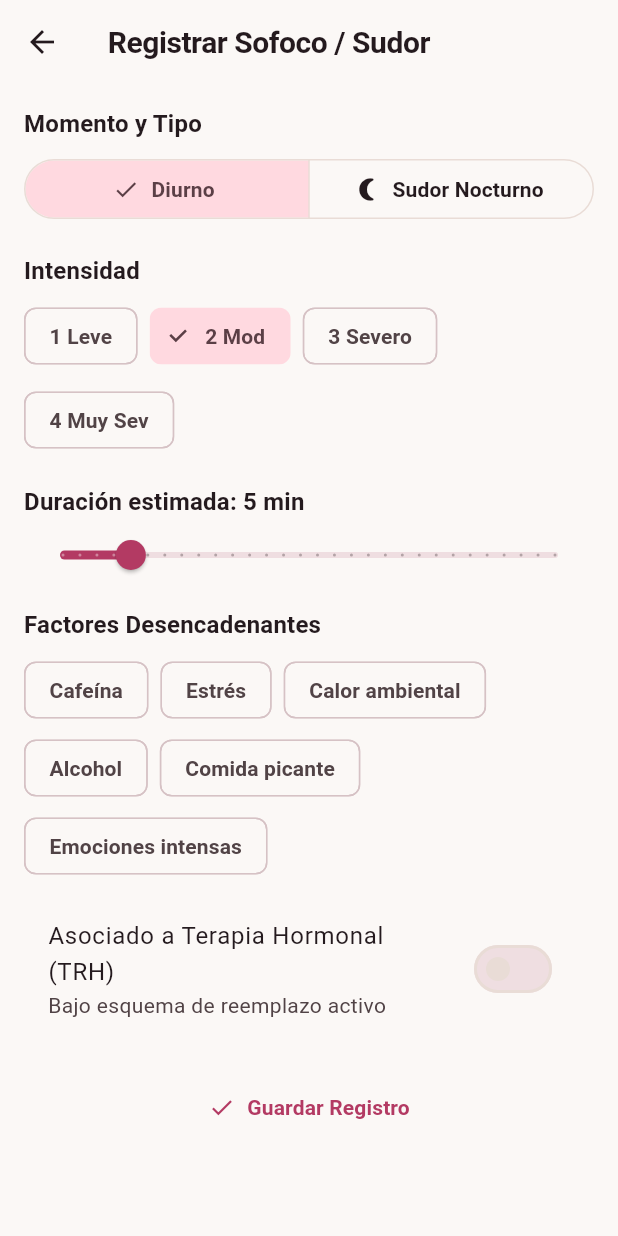
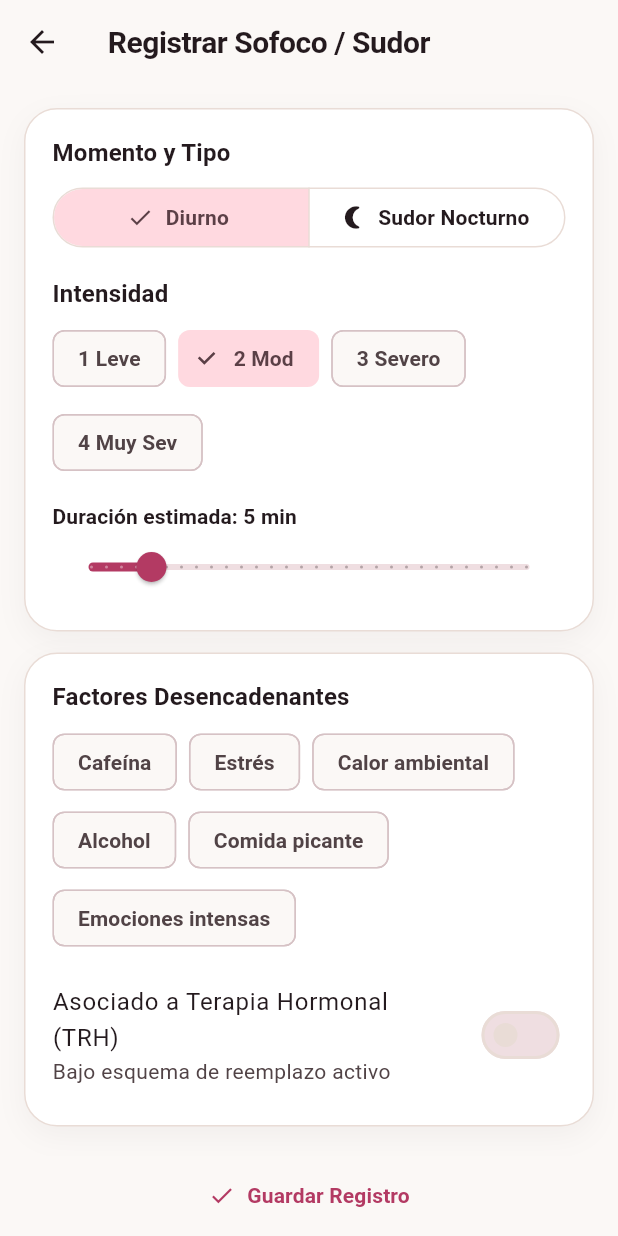
Before and after one commit to eduardoevz/Cora, a Flutter app: the PerimenopauseHubPage screen opened directly, after a tap on "Registrar", on a phone screen of 412 x 824 dp. Run offline on Flutter 3.47's test engine with Material 3 defaults, Android fonts, the phone set to English and light mode, and no system bars; our stand-ins replace dio, drift, firebase_auth, firebase_core, flutter_riverpod; accounts and stored records are empty; generated files the repository leaves out were written again.

Commit message:
feat(mobile-ui): upgrade Perimenopause and Senior Vitality WCAG AAA screens to Cora v2 editorial design

```diff
--- a/mobile/lib/features/menopause/presentation/pages/hot_flash_tracker_page.dart
+++ b/mobile/lib/features/menopause/presentation/pages/hot_flash_tracker_page.dart
@@ -1,5 +1,6 @@
 import 'package:flutter/material.dart';
 import 'package:flutter_riverpod/flutter_riverpod.dart';
+import 'package:mobile/core/theme/cora_design_components.dart';
 import 'package:mobile/features/menopause/domain/models/hot_flash_episode.dart';
 import 'package:mobile/features/menopause/presentation/providers/menopause_providers.dart';
 import 'package:mobile/features/onboarding/presentation/providers/identity_providers.dart';
@@ -80,11 +81,11 @@ class _HotFlashTrackerPageState extends ConsumerState<HotFlashTrackerPage> {
         child: Column(
           crossAxisAlignment: CrossAxisAlignment.stretch,
           children: [
-            Text(
-              'Momento y Tipo',
-              style: theme.textTheme.titleMedium
-                  ?.copyWith(fontWeight: FontWeight.bold),
-            ),
+            CoraSurfaceCard(
+              child: Column(
+                crossAxisAlignment: CrossAxisAlignment.stretch,
+                children: [
+                  const CoraSectionLabel(title: 'Momento y Tipo'),
                   const SizedBox(height: 8),
                   SegmentedButton<HotFlashType>(
                     segments: const [
@@ -105,11 +106,13 @@ class _HotFlashTrackerPageState extends ConsumerState<HotFlashTrackerPage> {
                     },
                   ),
                   if (_flashType == HotFlashType.nightSweats) ...[
-              const SizedBox(height: 12),
+                    const SizedBox(height: 14),
                     Text(
                       'Interrupción del sueño: $_sleepDisruption / 3',
-                style: theme.textTheme.titleMedium
-                    ?.copyWith(fontWeight: FontWeight.bold),
+                      style: theme.textTheme.titleSmall?.copyWith(
+                        fontWeight: FontWeight.w700,
+                        fontFeatures: const [FontFeature.tabularFigures()],
+                      ),
                     ),
                     Slider(
                       value: _sleepDisruption.toDouble(),
@@ -121,12 +124,8 @@ class _HotFlashTrackerPageState extends ConsumerState<HotFlashTrackerPage> {
                           setState(() => _sleepDisruption = val.round()),
                     ),
                   ],
-            const SizedBox(height: 20),
-            Text(
-              'Intensidad',
-              style: theme.textTheme.titleMedium
-                  ?.copyWith(fontWeight: FontWeight.bold),
-            ),
+                  const SizedBox(height: 16),
+                  const CoraSectionLabel(title: 'Intensidad'),
                   const SizedBox(height: 8),
                   Wrap(
                     spacing: 8,
@@ -147,11 +146,13 @@ class _HotFlashTrackerPageState extends ConsumerState<HotFlashTrackerPage> {
                       );
                     }).toList(),
                   ),
-            const SizedBox(height: 20),
+                  const SizedBox(height: 16),
                   Text(
                     'Duración estimada: $_durationMinutes min',
-              style: theme.textTheme.titleMedium
-                  ?.copyWith(fontWeight: FontWeight.bold),
+                    style: theme.textTheme.titleSmall?.copyWith(
+                      fontWeight: FontWeight.w700,
+                      fontFeatures: const [FontFeature.tabularFigures()],
+                    ),
                   ),
                   Slider(
                     value: _durationMinutes.toDouble(),
@@ -162,12 +163,15 @@ class _HotFlashTrackerPageState extends ConsumerState<HotFlashTrackerPage> {
                     onChanged: (val) =>
                         setState(() => _durationMinutes = val.round()),
                   ),
-            const SizedBox(height: 12),
-            Text(
-              'Factores Desencadenantes',
-              style: theme.textTheme.titleMedium
-                  ?.copyWith(fontWeight: FontWeight.bold),
+                ],
               ),
+            ),
+            const SizedBox(height: 14),
+            CoraSurfaceCard(
+              child: Column(
+                crossAxisAlignment: CrossAxisAlignment.stretch,
+                children: [
+                  const CoraSectionLabel(title: 'Factores Desencadenantes'),
                   const SizedBox(height: 8),
                   Wrap(
                     spacing: 8,
@@ -189,14 +193,22 @@ class _HotFlashTrackerPageState extends ConsumerState<HotFlashTrackerPage> {
                       );
                     }).toList(),
                   ),
-            const SizedBox(height: 16),
-            SwitchListTile(
+                  const SizedBox(height: 12),
+                  Material(
+                    color: Colors.transparent,
+                    child: SwitchListTile(
+                      contentPadding: EdgeInsets.zero,
                       title: const Text('Asociado a Terapia Hormonal (TRH)'),
                       subtitle: const Text('Bajo esquema de reemplazo activo'),
                       value: _associatedWithHrt,
-              onChanged: (val) => setState(() => _associatedWithHrt = val),
+                      onChanged: (val) =>
+                          setState(() => _associatedWithHrt = val),
                     ),
-            const SizedBox(height: 24),
+                  ),
+                ],
+              ),
+            ),
+            const SizedBox(height: 20),
             ElevatedButton.icon(
               key: const Key('save_hot_flash_button'),
               style: ElevatedButton.styleFrom(
--- a/mobile/lib/features/menopause/presentation/pages/perimenopause_hub_page.dart
+++ b/mobile/lib/features/menopause/presentation/pages/perimenopause_hub_page.dart
@@ -1,5 +1,7 @@
 import 'package:flutter/material.dart';
 import 'package:flutter_riverpod/flutter_riverpod.dart';
+import 'package:mobile/core/theme/cora_design_components.dart';
+import 'package:mobile/core/theme/cora_theme.dart';
 import 'package:mobile/features/menopause/domain/models/hot_flash_episode.dart';
 import 'package:mobile/features/menopause/domain/services/menopause_offline_evaluator.dart';
 import 'package:mobile/features/menopause/presentation/pages/hot_flash_tracker_page.dart';
@@ -12,6 +14,7 @@ class PerimenopauseHubPage extends ConsumerWidget {
   @override
   Widget build(BuildContext context, WidgetRef ref) {
     final theme = Theme.of(context);
+    final tokens = CoraTheme.tokensOf(context);
     final user = ref.watch(activeUserProfileProvider);
     final hotFlashesAsync = ref.watch(recentHotFlashesProvider);
     final cardioAsync = ref.watch(latestCardiometabolicProvider);
@@ -50,47 +53,16 @@ class PerimenopauseHubPage extends ConsumerWidget {
                 final alertRecord =
                     records.where((r) => r.isAlertTriggered).firstOrNull;
                 if (alertRecord != null) {
-                  return Container(
-                    key: const Key('postmenopausal_bleeding_alert_banner'),
-                    margin: const EdgeInsets.only(bottom: 16),
-                    padding: const EdgeInsets.all(16),
-                    decoration: BoxDecoration(
-                      color: theme.colorScheme.errorContainer,
-                      borderRadius: BorderRadius.circular(12),
-                      border: Border.all(
-                        color: theme.colorScheme.error,
-                        width: 2,
-                      ),
-                    ),
-                    child: Column(
-                      crossAxisAlignment: CrossAxisAlignment.start,
-                      children: [
-                        Row(
-                          children: [
-                            Icon(Icons.warning_amber_rounded,
-                                color: theme.colorScheme.error, size: 28),
-                            const SizedBox(width: 8),
-                            Expanded(
-                              child: Text(
-                                'Alerta de Sangrado Posmenopáusico',
-                                style: theme.textTheme.titleMedium?.copyWith(
-                                  color: theme.colorScheme.onErrorContainer,
-                                  fontWeight: FontWeight.bold,
-                                ),
-                              ),
-                            ),
-                          ],
-                        ),
-                        const SizedBox(height: 8),
-                        Text(
+                  return const Padding(
+                    padding: EdgeInsets.only(bottom: 16),
+                    child: CoraAlertBanner(
+                      key: Key('postmenopausal_bleeding_alert_banner'),
+                      title: 'Alerta de Sangrado Posmenopáusico',
+                      description:
                           'Se registró sangrado tras 12+ meses de amenorrea. '
                           'Es fundamental consultar con ginecología para una '
                           'ecografía endometrial.',
-                          style: theme.textTheme.bodyMedium?.copyWith(
-                            color: theme.colorScheme.onErrorContainer,
-                          ),
-                        ),
-                      ],
+                      isUrgent: true,
                     ),
                   );
                 }
@@ -101,42 +73,36 @@ class PerimenopauseHubPage extends ConsumerWidget {
             ),
 
             // 2. STRAW+10 Transition Card
-            Card(
-              elevation: 2,
-              shape: RoundedRectangleBorder(
-                  borderRadius: BorderRadius.circular(12)),
-              child: Padding(
-                padding: const EdgeInsets.all(16.0),
+            CoraSurfaceCard(
+              backgroundColor: tokens.lutealSurface,
+              borderColor: tokens.luteal.withValues(alpha: 0.3),
               child: Column(
                 crossAxisAlignment: CrossAxisAlignment.start,
                 children: [
                   Row(
                     children: [
-                        Icon(Icons.timeline_rounded,
-                            color: theme.colorScheme.primary),
+                      Icon(Icons.timeline_rounded, color: tokens.luteal),
                       const SizedBox(width: 8),
-                        Text(
+                      Expanded(
+                        child: Text(
                           'Transición Hormonal (STRAW+10)',
                           style: theme.textTheme.titleMedium
-                              ?.copyWith(fontWeight: FontWeight.bold),
+                              ?.copyWith(fontWeight: FontWeight.w700),
+                        ),
                       ),
                     ],
                   ),
                   const SizedBox(height: 8),
                   Text(
                     'Etapa evaluada para tus $userAge años:',
-                      style: theme.textTheme.bodyMedium,
+                    style: theme.textTheme.bodyMedium?.copyWith(
+                      color: tokens.textSecondary,
+                      fontFeatures: const [FontFeature.tabularFigures()],
                     ),
-                    const SizedBox(height: 4),
-                    Container(
-                      padding: const EdgeInsets.symmetric(
-                          horizontal: 12, vertical: 6),
-                      decoration: BoxDecoration(
-                        color: theme.colorScheme.primaryContainer,
-                        borderRadius: BorderRadius.circular(8),
                   ),
-                      child: Text(
-                        switch (evaluator.classifyStraw10(
+                  const SizedBox(height: 8),
+                  CoraPhasePill(
+                    label: switch (evaluator.classifyStraw10(
                       age: userAge,
                       consecutiveCycleLengths: [28, 36],
                       daysSinceLastMenstruation: 45,
@@ -150,25 +116,15 @@ class PerimenopauseHubPage extends ConsumerWidget {
                       Straw10Stage.postmenopause =>
                         'Posmenopausia Establecida (+1/+2)',
                     },
-                        style: theme.textTheme.bodyMedium?.copyWith(
-                          color: theme.colorScheme.onPrimaryContainer,
-                          fontWeight: FontWeight.bold,
-                        ),
-                      ),
+                    phaseKey: 'luteal',
                   ),
                 ],
-                ),
               ),
             ),
             const SizedBox(height: 16),
 
             // 3. Hot Flash Summary & Quick Action Card
-            Card(
-              elevation: 2,
-              shape: RoundedRectangleBorder(
-                  borderRadius: BorderRadius.circular(12)),
-              child: Padding(
-                padding: const EdgeInsets.all(16.0),
+            CoraSurfaceCard(
               child: Column(
                 crossAxisAlignment: CrossAxisAlignment.start,
                 children: [
@@ -178,7 +134,7 @@ class PerimenopauseHubPage extends ConsumerWidget {
                       Text(
                         'Síntomas Vasomotores',
                         style: theme.textTheme.titleMedium
-                              ?.copyWith(fontWeight: FontWeight.bold),
+                            ?.copyWith(fontWeight: FontWeight.w700),
                       ),
                       TextButton.icon(
                         key: const Key('quick_log_hot_flash_button'),
@@ -197,10 +153,13 @@ class PerimenopauseHubPage extends ConsumerWidget {
                   hotFlashesAsync.when(
                     data: (episodes) {
                       if (episodes.isEmpty) {
-                          return const Padding(
-                            padding: EdgeInsets.symmetric(vertical: 8.0),
+                        return Padding(
+                          padding: const EdgeInsets.symmetric(vertical: 8.0),
                           child: Text(
                             'Sin episodios registrados en los últimos días.',
+                            style: theme.textTheme.bodyMedium?.copyWith(
+                              color: tokens.textSecondary,
+                            ),
                           ),
                         );
                       }
@@ -208,23 +167,29 @@ class PerimenopauseHubPage extends ConsumerWidget {
                           .where((e) => e.flashType == HotFlashType.daytime)
                           .length;
                       final nightCount = episodes
-                            .where(
-                                (e) => e.flashType == HotFlashType.nightSweats)
+                          .where((e) => e.flashType == HotFlashType.nightSweats)
                           .length;
                       return Column(
                         crossAxisAlignment: CrossAxisAlignment.start,
                         children: [
                           Text(
                             'Total episodios recientes: ${episodes.length} '
-                              '(☀️ $dayCount diurnos / 🌙 $nightCount nocturnos)',
-                              style: theme.textTheme.bodyMedium,
+                            '($dayCount diurnos / $nightCount nocturnos)',
+                            style: theme.textTheme.bodyMedium?.copyWith(
+                              fontFeatures: const [
+                                FontFeature.tabularFigures(),
+                              ],
+                            ),
                           ),
                           const SizedBox(height: 8),
                           Text(
                             'Último: ${episodes.first.flashType == HotFlashType.nightSweats ? "Sudor nocturno" : "Sofoco diurno"} '
                             '(Intensidad: ${episodes.first.severity.value}/4)',
                             style: theme.textTheme.bodySmall?.copyWith(
-                                color: theme.colorScheme.outline,
+                              color: tokens.textSecondary,
+                              fontFeatures: const [
+                                FontFeature.tabularFigures(),
+                              ],
                             ),
                           ),
                         ],
@@ -237,28 +202,21 @@ class PerimenopauseHubPage extends ConsumerWidget {
                 ],
               ),
             ),
-            ),
             const SizedBox(height: 16),
 
             // 4. Cardiometabolic Card
-            Card(
-              elevation: 2,
-              shape: RoundedRectangleBorder(
-                  borderRadius: BorderRadius.circular(12)),
-              child: Padding(
-                padding: const EdgeInsets.all(16.0),
+            CoraSurfaceCard(
               child: Column(
                 crossAxisAlignment: CrossAxisAlignment.start,
                 children: [
                   Row(
                     children: [
-                        Icon(Icons.favorite_rounded,
-                            color: theme.colorScheme.error),
+                      Icon(Icons.favorite_outline, color: tokens.menstrual),
                       const SizedBox(width: 8),
                       Text(
                         'Salud Cardiometabólica',
                         style: theme.textTheme.titleMedium
-                              ?.copyWith(fontWeight: FontWeight.bold),
+                            ?.copyWith(fontWeight: FontWeight.w700),
                       ),
                     ],
                   ),
@@ -266,8 +224,11 @@ class PerimenopauseHubPage extends ConsumerWidget {
                   cardioAsync.when(
                     data: (panel) {
                       if (panel == null) {
-                          return const Text(
+                        return Text(
                           'Aún no has registrado análisis de lípidos o tensión arterial.',
+                          style: theme.textTheme.bodyMedium?.copyWith(
+                            color: tokens.textSecondary,
+                          ),
                         );
                       }
                       return Column(
@@ -276,21 +237,33 @@ class PerimenopauseHubPage extends ConsumerWidget {
                           if (panel.systolicBp != null &&
                               panel.diastolicBp != null)
                             Text(
-                                  'Tensión arterial: ${panel.systolicBp}/${panel.diastolicBp} mmHg'),
+                              'Tensión arterial: ${panel.systolicBp}/${panel.diastolicBp} mmHg',
+                              style: const TextStyle(
+                                fontFeatures: [FontFeature.tabularFigures()],
+                              ),
+                            ),
                           if (panel.ldlCholesterol != null)
                             Text(
-                                  'Colesterol LDL: ${panel.ldlCholesterol} mg/dL'),
+                              'Colesterol LDL: ${panel.ldlCholesterol} mg/dL',
+                              style: const TextStyle(
+                                fontFeatures: [FontFeature.tabularFigures()],
+                              ),
+                            ),
                           if (panel.hdlCholesterol != null)
                             Text(
-                                  'Colesterol HDL: ${panel.hdlCholesterol} mg/dL'),
-                            const SizedBox(height: 4),
+                              'Colesterol HDL: ${panel.hdlCholesterol} mg/dL',
+                              style: const TextStyle(
+                                fontFeatures: [FontFeature.tabularFigures()],
+                              ),
+                            ),
+                          const SizedBox(height: 6),
                           Text(
                             'Nivel de riesgo: ${panel.riskLevel.value}',
                             style: TextStyle(
-                                fontWeight: FontWeight.bold,
+                              fontWeight: FontWeight.w700,
                               color: panel.riskLevel.value == 'OPTIMAL'
-                                    ? Colors.green
-                                    : theme.colorScheme.error,
+                                  ? tokens.follicular
+                                  : tokens.alertUrgent,
                             ),
                           ),
                         ],
@@ -303,7 +276,6 @@ class PerimenopauseHubPage extends ConsumerWidget {
                 ],
               ),
             ),
-            ),
           ],
         ),
       ),
```
Also changed, not shown: mobile/lib/features/senior_vitality/presentation/pages/senior_vitality_hub_page.dart (+56 -52 lines). Lines whose indentation alone changed are shown as unchanged.
